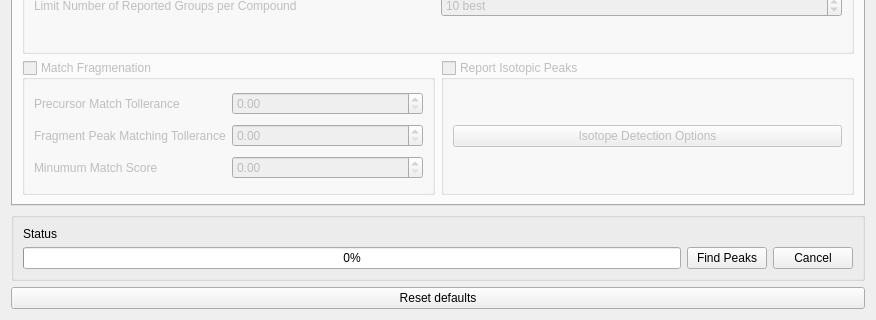
ElucidataInc/ElMaven, file src/gui/mzroll/forms/peakdetectiondialog.ui: the form before one commit; both pictures show x 0 to 876 and y 420 to 740 of the 876 by 740 pixel window.
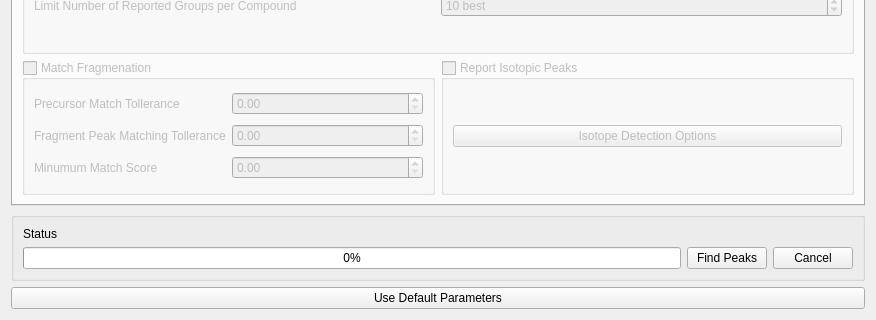
The form after the commit.

Commit message: ref: use better label  for Reset button

The edit to the form file:
```diff
--- a/src/gui/mzroll/forms/peakdetectiondialog.ui
+++ b/src/gui/mzroll/forms/peakdetectiondialog.ui
@@ -999,7 +999,7 @@
    <item>
     <widget class="QPushButton" name="resetButton">
      <property name="text">
-      <string>Reset defaults</string>
+      <string>Use Default Parameters</string>
      </property>
     </widget>
    </item>
```
The commit also changes 1 other file.
